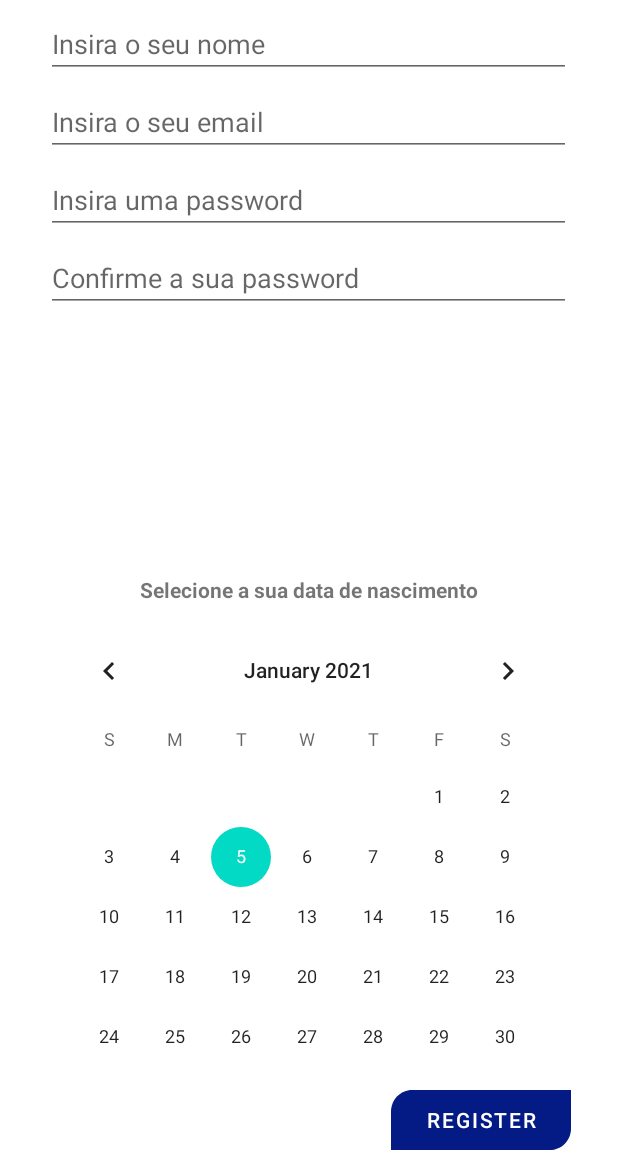
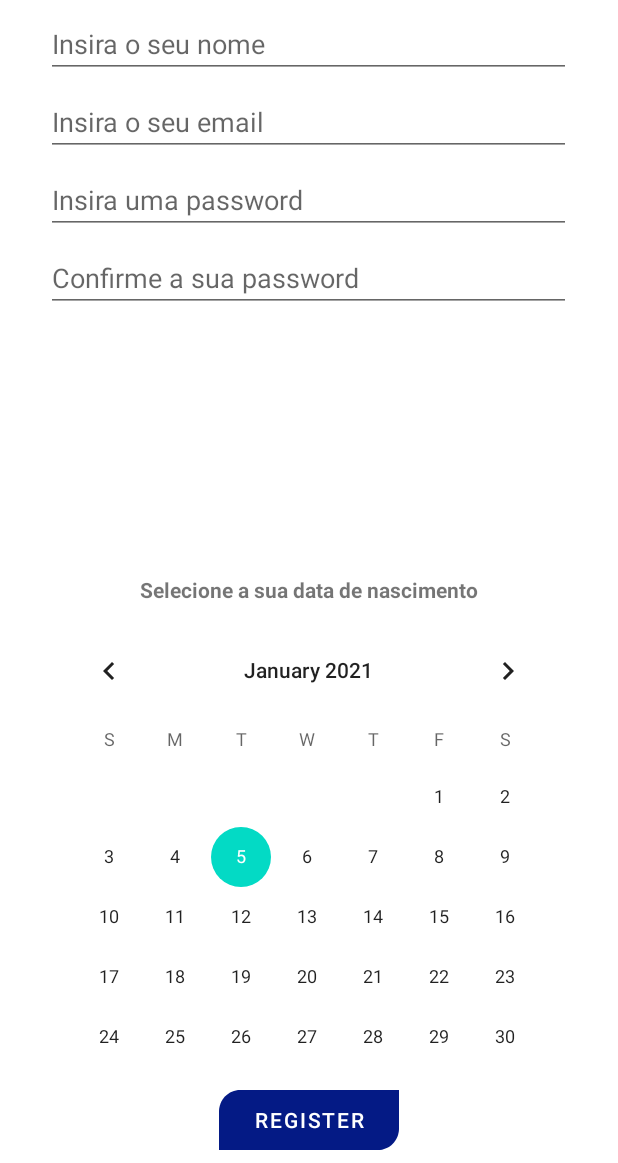
Before and after one commit to flavioafernandes/projeto_cm, an Android app: the screen it shows after launch (MainActivity), after a tap on "Sem conta? Clique aqui para se registar!", on a phone screen of 412 x 824 dp, the part 73-1236 px from its top. Run offline under Robolectric (Android 15) with nearby library versions, the phone set to English and light mode, and no system bars.

```diff
--- a/app/src/main/res/layout/fragment_register.xml
+++ b/app/src/main/res/layout/fragment_register.xml
@@ -94,7 +94,7 @@
         android:text="@string/register"
         app:layout_constraintBottom_toBottomOf="parent"
         app:layout_constraintEnd_toEndOf="parent"
-        app:layout_constraintHorizontal_bias="0.893"
+        app:layout_constraintHorizontal_bias="0.5"
         app:layout_constraintStart_toStartOf="parent"
         app:layout_constraintTop_toBottomOf="@+id/calendarView"
         app:layout_constraintVertical_bias="0.615" />
@@ -111,15 +111,4 @@
         app:layout_constraintStart_toStartOf="parent"
         app:layout_constraintTop_toTopOf="parent" />
 
-    <TextView
-        android:id="@+id/errorDisplayRegister"
-        android:layout_width="222dp"
-        android:layout_height="43dp"
-        app:layout_constraintBottom_toBottomOf="parent"
-        app:layout_constraintEnd_toEndOf="parent"
-        app:layout_constraintHorizontal_bias="0.158"
-        app:layout_constraintStart_toStartOf="parent"
-        app:layout_constraintTop_toTopOf="parent"
-        app:layout_constraintVertical_bias="0.992" />
-
 </androidx.constraintlayout.widget.ConstraintLayout>
```
Also changed, not shown: app/src/main/java/com/example/projectcm/fragments/Register.java (+16 -7 lines).
